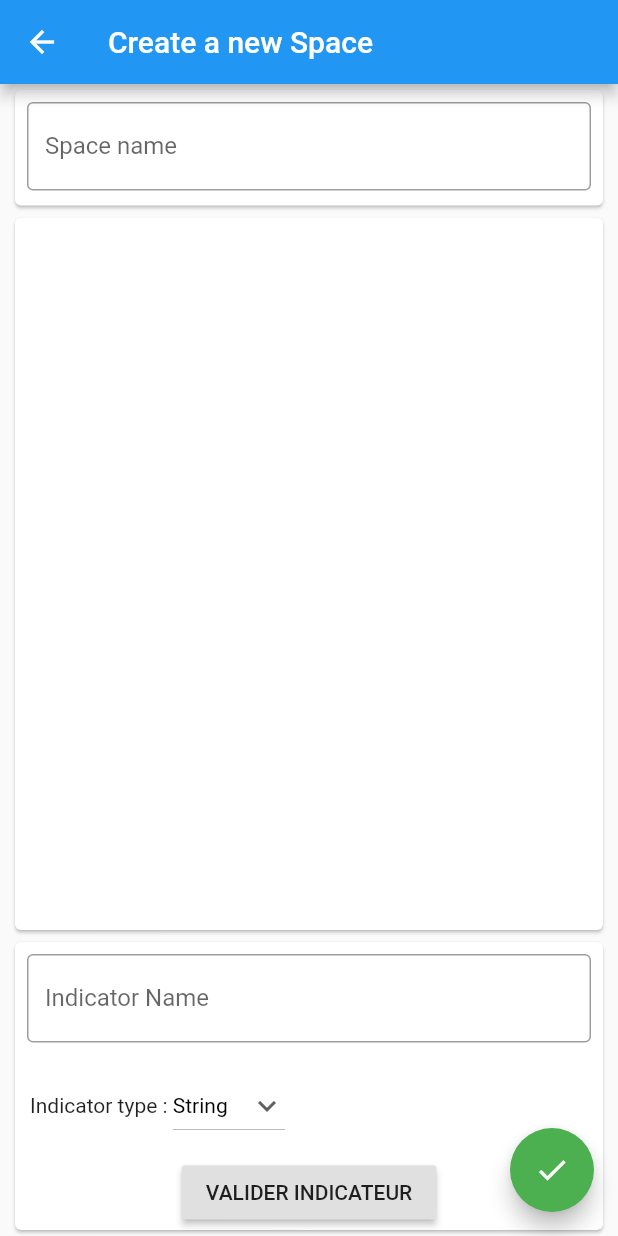
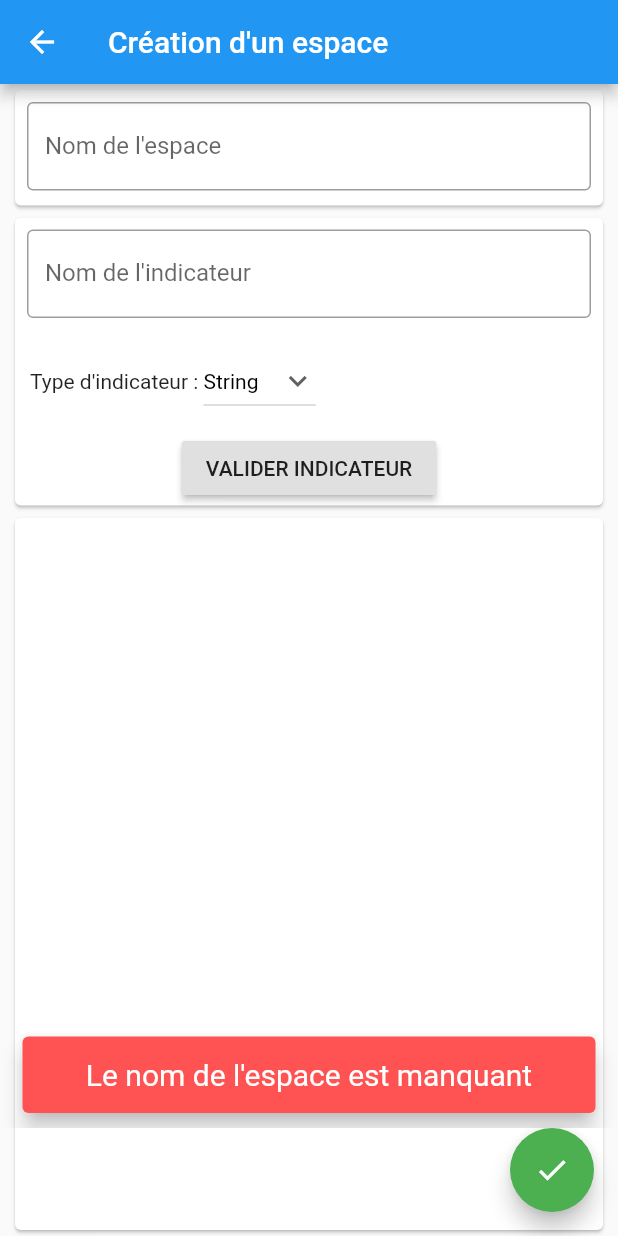
Before and after one commit to theogllrd/suiviDeuzyV2, a Flutter app: the newSpace screen opened directly, after a tap on the "check" icon, on a phone screen of 412 x 824 dp. Run offline on Flutter 3.47's test engine with Material 2 defaults, Android fonts, the phone set to English and light mode, and no system bars; our stand-ins replace sqflite; accounts and stored records are empty.

Commit message:
final version

```diff
--- a/lib/screens/newSpace.dart
+++ b/lib/screens/newSpace.dart
@@ -4,6 +4,10 @@ import 'package:suivideuzy/database/Space.dart';
 import 'package:suivideuzy/database/db_helper.dart';
 
 class newSpace extends StatefulWidget {
+  final int userId;
+
+  const newSpace({Key key, this.userId}) : super(key: key);
+
   @override
   _newSpaceState createState() => _newSpaceState();
 }
@@ -11,6 +15,8 @@ class newSpace extends StatefulWidget {
 class _newSpaceState extends State<newSpace> {
   final controllerSpaceName = TextEditingController();
   final controllerIndicatorName = TextEditingController();
+
+  final GlobalKey<ScaffoldState> _scaffoldKey = new GlobalKey<ScaffoldState>();
 
   List<Indicator> _indicators = new List<Indicator>();
 
@@ -29,10 +35,11 @@ class _newSpaceState extends State<newSpace> {
   @override
   Widget build(BuildContext context) {
     return Scaffold(
+      key: _scaffoldKey,
       resizeToAvoidBottomPadding: false,
       appBar: AppBar(
         title: Text(
-          'Create a new Space',
+          'Création d\'un espace',
         ),
       ),
       body: Center(
@@ -52,17 +59,9 @@ class _newSpaceState extends State<newSpace> {
                     obscureText: false,
                     decoration: InputDecoration(
                       border: OutlineInputBorder(),
-                      labelText: 'Space name',
+                      labelText: 'Nom de l\'espace',
                     ),
                   ),
-                ),
-              ),
-            ),
-            Expanded(
-              child: Container(
-                width: 400,
-                child: Card(
-                  child: showIndicatorsList(),
                 ),
               ),
             ),
@@ -82,7 +81,7 @@ class _newSpaceState extends State<newSpace> {
                         obscureText: false,
                         decoration: InputDecoration(
                           border: OutlineInputBorder(),
-                          labelText: 'Indicator Name',
+                          labelText: 'Nom de l\'indicateur',
                         ),
                       ),
                     ),
@@ -91,7 +90,7 @@ class _newSpaceState extends State<newSpace> {
                       child: Row(
                         children: <Widget>[
                           Text(
-                            'Indicator type : ',
+                            'Type d\'indicateur : ',
                           ),
                           DropdownButton<String>(
                             value: dropdownValue,
@@ -127,93 +126,40 @@ class _newSpaceState extends State<newSpace> {
                 ),
               ),
             ),
+            Expanded(
+              child: Container(
+                width: 400,
+                child: Card(
+                  child: showIndicatorsList(),
+                ),
+              ),
+            ),
           ],
         ),
       ),
-      /*Column(
-        children: <Widget>[
-          Card(
-            child: Padding(
-              padding: EdgeInsets.all(8.0),
-              child: TextField(
-                controller: controllerSpaceName,
-                onChanged: (content) {
-                  _spaceName = controllerSpaceName.text;
-                },
-                obscureText: false,
-                decoration: InputDecoration(
-                  border: OutlineInputBorder(),
-                  labelText: 'Space name',
-                ),
-              ),
-            ),
-          ),
-          Card(
-            child: Column(
-              children: <Widget>[
-                showIndicatorsList(),
-                Padding(
-                  padding: EdgeInsets.all(8.0),
-                  child: TextField(
-                    controller: controllerIndicatorName,
-                    onChanged: (content) {
-                      _indicatorName = controllerIndicatorName.text;
-                    },
-                    obscureText: false,
-                    decoration: InputDecoration(
-                      border: OutlineInputBorder(),
-                      labelText: 'Indicator Name',
-                    ),
-                  ),
-                ),
-                Padding(
-                  padding: EdgeInsets.all(10.0),
-                  child: Row(
-                    children: <Widget>[
-                      Text(
-                        'Indicator type : ',
-                      ),
-                      DropdownButton<String>(
-                        value: dropdownValue,
-                        icon: Icon(Icons.keyboard_arrow_down),
-                        iconSize: 24,
-                        elevation: 16,
-                        style: TextStyle(color: Colors.black),
-                        onChanged: (String newValue) {
-                          setState(() {
-                            dropdownValue = newValue;
-                          });
-                        },
-                        items: <String>['String', 'Integer', 'Boolean', 'Image']
-                            .map<DropdownMenuItem<String>>((String value) {
-                          return DropdownMenuItem<String>(
-                            value: value,
-                            child: Text(value),
-                          );
-                        }).toList(),
-                      ),
-                    ],
-                  ),
-                ),
-                RaisedButton(
-                  onPressed: _validateIndicator,
-                  child: Text('VALIDER INDICATEUR'),
-                ),
-              ],
-            ),
-          ),
-        ],
-      ),*/
       floatingActionButton: FloatingActionButton(
         onPressed: () {
           if (_spaceName == null) {
-            return print('le spaceName est null');
+            var snackBar = SnackBar(
+              content: Text(
+                'Le nom de l\'espace est manquant',
+                style: TextStyle(
+                  fontSize: 20,
+                ),
+                textAlign: TextAlign.center,
+              ),
+              duration: Duration(seconds: 2),
+              behavior: SnackBarBehavior.floating,
+              backgroundColor: Colors.redAccent,
+            );
+            _scaffoldKey.currentState.showSnackBar(snackBar);
           } else {
             print('du coup je save');
-            Space space = Space(null, _spaceName, 1);
+            Space space = Space(null, _spaceName, widget.userId);
             Future<Space> spaceBdd = dbHelper.insertSpace(space);
             spaceBdd.then((onValue) {
-              print('je viens de creer l\'espace id :' + onValue.id.toString());
+              print('je viens de creer l\'espace avec userID :    ' +
+                  widget.userId.toString());
               _indicators.forEach((indicator) => {
                     print('insertion dun indicator'),
                     dbHelper.insertIndicator(Indicator(
@@ -269,18 +215,4 @@ class _newSpaceState extends State<newSpace> {
           (item) => item.name == data.name && item.type == data.type);
     });
   }
-
-/*
-  Row(
-                  mainAxisAlignment: MainAxisAlignment.center,
-                  children: <Widget>[
-                    Padding(
-                      padding: EdgeInsets.all(8.0),
-                      child: RaisedButton(
-                        onPressed: _addIndicator,
-                        child: Text('Add indicator'),
-                      ),
-                    ),
-                  ],
-                ),*/
 }
```
Also changed, not shown: lib/database/db_helper.dart (+13 -7 lines), lib/screens/SpaceDetails.dart (+64 -33 lines), lib/screens/editIndicator.dart (+46 -3 lines), lib/screens/home.dart (+21 -9 lines), lib/screens/login.dart (+8 -13 lines), pubspec.yaml (+1 -6 lines), pubspec.lock.
